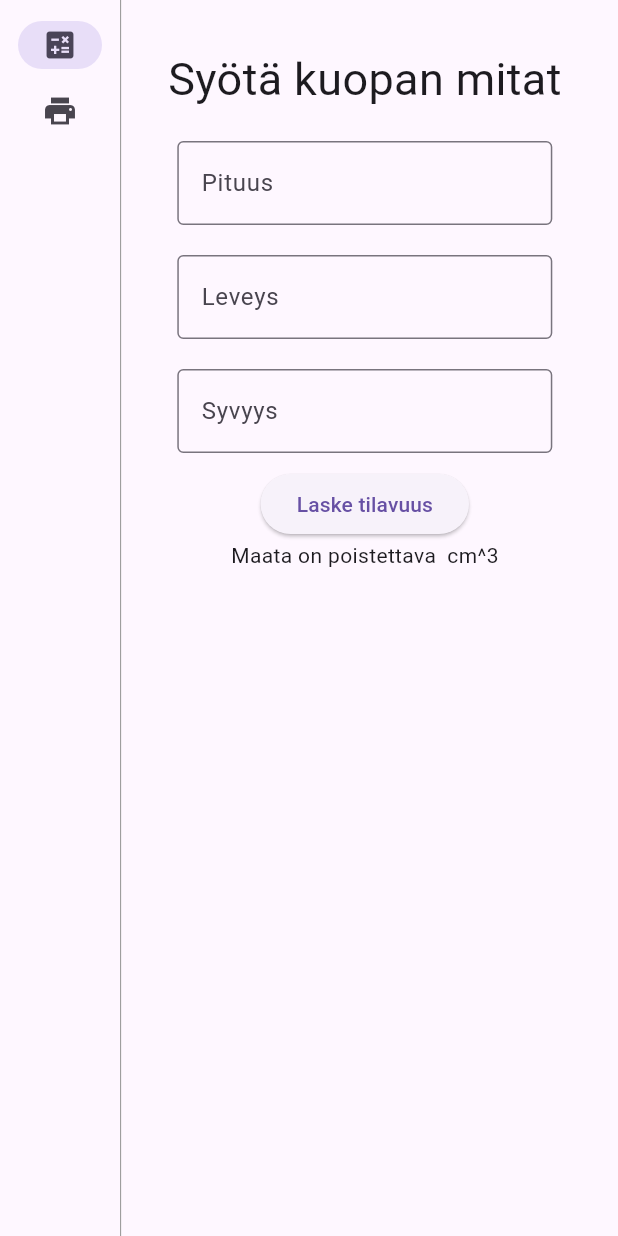
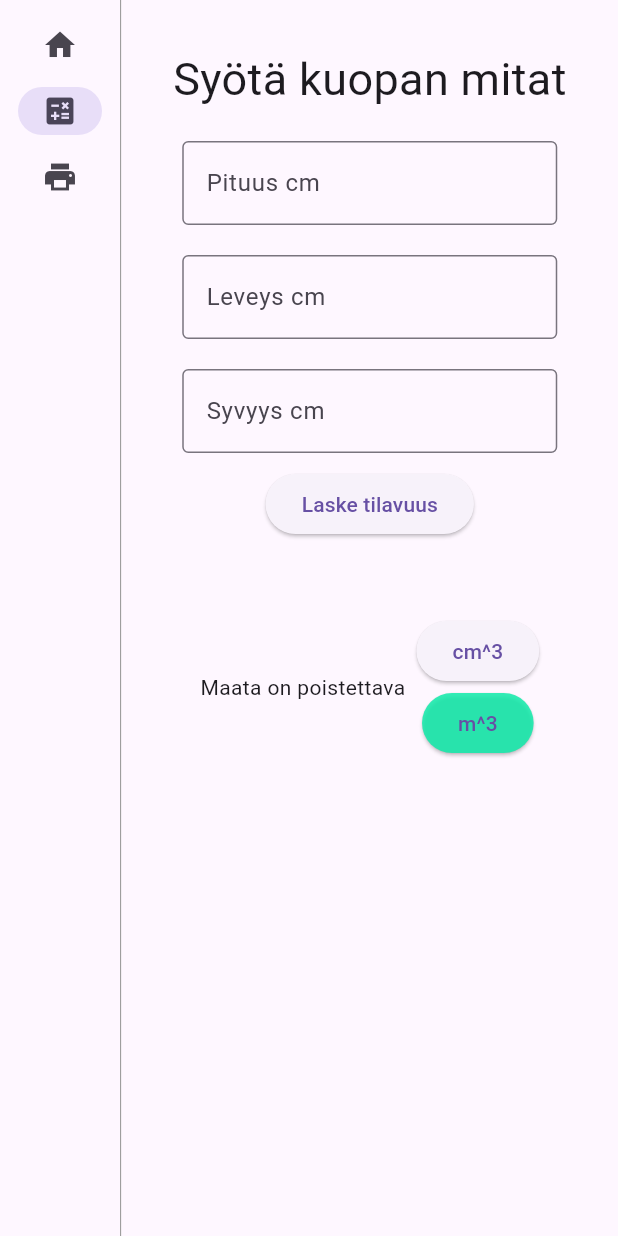
Before and after one commit to VeikkaH/lasku_applikaatio, a Flutter app: the screen it shows after launch, after a tap on "Laske", on a phone screen of 412 x 824 dp. Run offline on Flutter 3.47's test engine with Material 3 defaults, Android fonts, the light colour scheme and no system bars.

Commit message:
Added Homepage with Project creation functionality

```diff
--- a/lib/main.dart
+++ b/lib/main.dart
@@ -1,6 +1,7 @@
 import 'package:flutter/material.dart';
 import 'package:lasku_applikaatio/pages/calculate_page.dart';
 import 'package:lasku_applikaatio/pages/page_2.dart';
+import 'package:lasku_applikaatio/pages/homepage.dart';
 
 void main() {
   runApp(const MainApp());
@@ -18,13 +19,20 @@ class MainAppState extends State<MainApp> {
   int _selectedIndex = 0;
   double groupAlignment = -1.0;
   List _pages = [
+    HomePage(),
     CalculatePage(),
     Page2(),
+
   ];
 
   @override
   Widget build(BuildContext context) {
     return MaterialApp(
+      routes: {
+            '/home': (context) => HomePage(),
+            '/calculate': (context) => CalculatePage(),
+            '/page2': (context) => Page2(),
+          },
       home: Row(
         children: [
             NavigationRail(
@@ -36,6 +44,10 @@ class MainAppState extends State<MainApp> {
                   });
                 },
               destinations: [
+                NavigationRailDestination(
+                  icon: Icon(Icons.home),
+                  label: Text('Koti'),
+                ),
                 NavigationRailDestination(
                   icon: Icon(Icons.calculate),
                   label: Text('Laske'),
--- a/lib/pages/calculate_page.dart
+++ b/lib/pages/calculate_page.dart
@@ -9,21 +9,27 @@ class CalculatePage extends StatefulWidget {
 }
 
 class _CalculatePageState extends State<CalculatePage> {
-   final controller1 = TextEditingController();
+  final _lengthcontroller = TextEditingController();
 
-  final controller2 = TextEditingController();
+  final _widthcontroller = TextEditingController();
 
-  final controller3 = TextEditingController();
+  final _depthcontroller = TextEditingController();
 
   String _product = '';
+  String _unit = '';
+  bool _unitMeasurementBool = true;  //true = cm, false = m;
 
   void calculateProduct() {
-    if (controller1.text.isNotEmpty &&
-        controller2.text.isNotEmpty &&
-        controller3.text.isNotEmpty) {
-      final product = double.parse(controller1.text) *
-          double.parse(controller2.text) *
-          double.parse(controller3.text);
+    if (_lengthcontroller.text.isNotEmpty &&
+        _widthcontroller.text.isNotEmpty &&
+        _depthcontroller.text.isNotEmpty) {
+      double product = double.parse(_lengthcontroller.text) *
+          double.parse(_widthcontroller.text) *
+          double.parse(_depthcontroller.text);
+
+    if (_unitMeasurementBool == false) {
+        product = product / 1000000;
+      }
       setState(() {
         _product = '$product';
       });
@@ -43,10 +49,10 @@ class _CalculatePageState extends State<CalculatePage> {
               SizedBox(
                 width: 250,
                 child: TextField(
-                 controller: controller1,
+                 controller: _lengthcontroller,
                  decoration: InputDecoration(
                  border: OutlineInputBorder(),
-                 labelText: 'Pituus',
+                 labelText: 'Pituus cm',
                  )
                 )
               ),
@@ -54,10 +60,10 @@ class _CalculatePageState extends State<CalculatePage> {
               SizedBox(
                 width: 250,
                 child: TextField(
-                 controller: controller2,
+                 controller: _widthcontroller,
                  decoration: InputDecoration(
                  border: OutlineInputBorder(),
-                 labelText: 'Leveys',
+                 labelText: 'Leveys cm',
                  )
                 )
               ),
@@ -65,10 +71,10 @@ class _CalculatePageState extends State<CalculatePage> {
               SizedBox(
                 width: 250,
                 child: TextField(
-                 controller: controller3,
+                 controller: _depthcontroller,
                  decoration: InputDecoration(
                  border: OutlineInputBorder(),
-                 labelText: 'Syvyys',
+                 labelText: 'Syvyys cm',
                  )
                 )
               ),
@@ -77,7 +83,40 @@ class _CalculatePageState extends State<CalculatePage> {
                 onPressed: calculateProduct,
                 child: Text('Laske tilavuus'),
               ),
-              Text('Maata on poistettava $_product cm^3'),
+              SizedBox(height: 50),
+              Row(
+                mainAxisAlignment: MainAxisAlignment.center,
+                children: [
+                  Text('Maata on poistettava $_product $_unit'),
+                  Column(
+                    children: [
+                      ElevatedButton(
+                        onPressed: () {
+                          setState(() {
+                            _unit = 'cm^3';
+                            _unitMeasurementBool = true;
+                          });
+                          calculateProduct();
+                        },
+                       child: Text('cm^3'),
+                      ),
+                      ElevatedButton(
+                        style: ElevatedButton.styleFrom(
+                          backgroundColor: Color.fromARGB(213, 12, 236, 169),
+                        ),
+                        onPressed: () {
+                          setState(() {
+                            _unit = 'm^3';
+                            _unitMeasurementBool = false;
+                          });
+                          calculateProduct();
+                        },
+                       child: Text('m^3'),
+                      ),
+                    ],
+                  ),
+                ],
+              ),
             ]
           ),
         ),
--- /dev/null
+++ b/lib/pages/homepage.dart
@@ -0,0 +1,94 @@
+import 'package:flutter/material.dart';
+import 'package:lasku_applikaatio/project.dart';
+import 'package:lasku_applikaatio/part.dart';
+import 'package:lasku_applikaatio/pages/calculate_page.dart';
+class HomePage extends StatefulWidget {
+  const HomePage({super.key});
+
+  @override
+  State<HomePage> createState() => _HomePageState();
+}
+
+class _HomePageState extends State<HomePage> {
+
+  final _newProjectNameController = TextEditingController();
+
+  List projectList = [
+    ["Jeren Omakotitalo", <Part>[]],
+    ["Sirpan Kerrostalo", <Part>[]],
+    ["Jukan Mökki", <Part>[]],
+  ];
+
+  @override
+  Widget build(BuildContext context) {
+    return Scaffold(
+      body: Center(
+        child: Row(
+          children: [
+            Column(
+              children: [
+                SizedBox(height: 10),
+                Text("Projektit"),
+                Padding(
+                  padding: const EdgeInsets.all(20.0),
+                  child: Container(
+                    height: 600,
+                    width: 400,
+                    decoration: BoxDecoration(
+                      border: Border.all(
+                        width: 2,
+                        color: Colors.grey
+                      )
+                    ),
+                    child: ListView.builder(
+                      itemCount: projectList.length,
+                      itemBuilder: (context, index) {
+                        return Project(
+                          projectName: projectList[index][0],
+                          parts: projectList[index][1],
+                        );
+                      },
+                    )),
+                ),
+              ],
+            ),
+
+            Column(
+              children: [
+                SizedBox(height: 50),
+                Text("LASKENTAOHJELMA"),
+                SizedBox(height: 50),
+                SizedBox(
+                  width: 250,
+                  child: TextField(
+                    controller: _newProjectNameController,
+                    decoration: InputDecoration(
+                     border: OutlineInputBorder(),
+                     labelText: 'Uuden Projektin Nimi',
+                    )
+                  )
+                ),
+                SizedBox(height: 10),
+                ElevatedButton(
+                  onPressed: () {
+                    setState(() {
+                      projectList.add([_newProjectNameController.text, <Part>[]]);
+                    });
+                  },
+                  child: Text('Luo Uusi Projekti'),
+                ),
+                SizedBox(height: 100),
+                ElevatedButton(
+                  onPressed: () {
+                    Navigator.pushNamed(context, '/calculate');
+                  },
+                  child: Text('Luo Uusi Projekti'),
+                ),
+              ],
+            ),
+          ],
+        ),
+      ),
+    );
+  }
+}
--- /dev/null
+++ b/lib/project.dart
@@ -0,0 +1,21 @@
+import 'package:flutter/material.dart';
+import 'part.dart';
+
+class Project extends StatelessWidget {
+
+  final String projectName;
+  final List<Part> parts;
+
+  Project({
+    super.key,
+    required this.projectName,
+    required this.parts,
+  });
+
+  @override
+  Widget build(BuildContext context) {
+    return Container(
+      child: Text(projectName)
+    );
+  }
+}
```
Also changed, not shown: lib/part.dart (added, +16 -0 lines).
